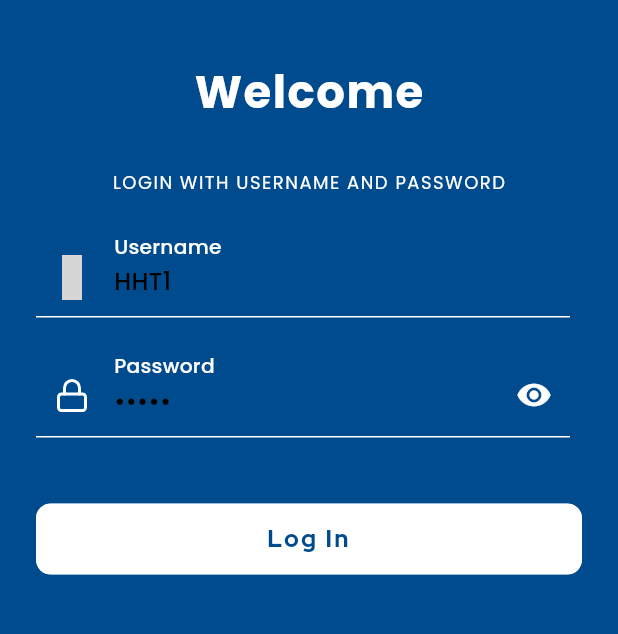
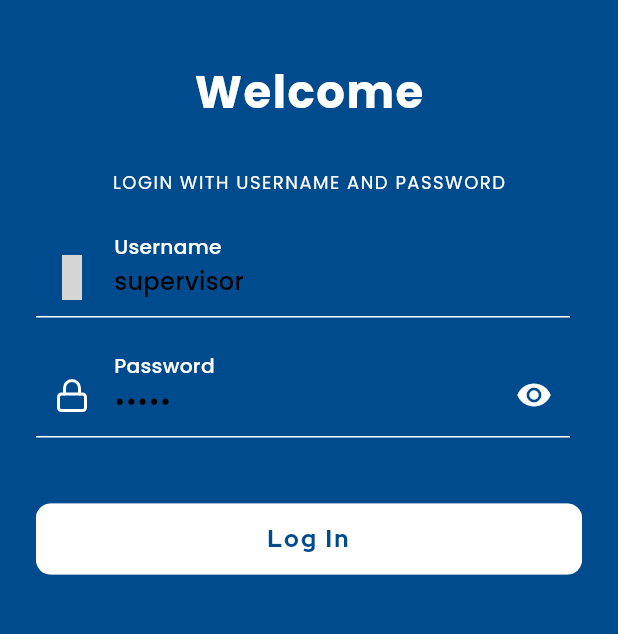
Before and after one commit to satendersiwach/MiespMobile, a Flutter app: the screen it shows after launch, on a phone screen of 412 x 824 dp, the part 337-971 px from its top. Run offline on Flutter 3.47's test engine with Material 3 defaults, Android fonts, the phone set to English and light mode, and no system bars; our stand-ins replace flutter_spinkit, flutter_svg, get, google_fonts, material_design_icons_flutter, open_filex and 3 more; project files that could hold a hidden picture were left out; grey boxes are pictures that could not be loaded.

```diff
--- a/lib/ui/login_screen.dart
+++ b/lib/ui/login_screen.dart
@@ -31,12 +31,12 @@ class LoginPageState extends State<LoginPage> {
   final ScrollController _scrollController = ScrollController();
   bool obscurePassword = true;
   bool isLoading = false;
-  // TextEditingController username = TextEditingController(text: 'supervisor');
+  TextEditingController username = TextEditingController(text: 'supervisor');
+  TextEditingController password = TextEditingController(text: '12345');
+
+  // TextEditingController username = TextEditingController(text: 'HHT1');
   // TextEditingController password = TextEditingController(text: '12345');
   //
-  TextEditingController username = TextEditingController(text: 'HHT1');
-  TextEditingController password = TextEditingController(text: '12345');
-
   //
   // TextEditingController username = TextEditingController();
   // TextEditingController password = TextEditingController();
@@ -76,8 +76,9 @@ class LoginPageState extends State<LoginPage> {
                       // width: MediaQuery.of(context).size.width/3,
                       // height: MediaQuery.of(context).size.height/15,
                       color: appPrimary,
-                      child: Image.asset('assets/icons/no-bg-logo.png',
-                        height: Get.height/5,
+                      child: Image.asset(
+                        'assets/icons/no-bg-logo.png',
+                        height: Get.height / 5,
                         fit: BoxFit.cover,
                       ),
                       // child: Image.asset(
@@ -249,7 +250,8 @@ class LoginPageState extends State<LoginPage> {
   }
 
   onError(Map responseMap) {
-    CustomSnackBar.errorSnackBar(responseMap['ValidationErrors'][0]);
+    CustomSnackBar.errorSnackBar(
+        responseMap['ValidationErrors'][0]['ErrorMessage']);
     setState(() {
       isLoading = false;
     });
```
